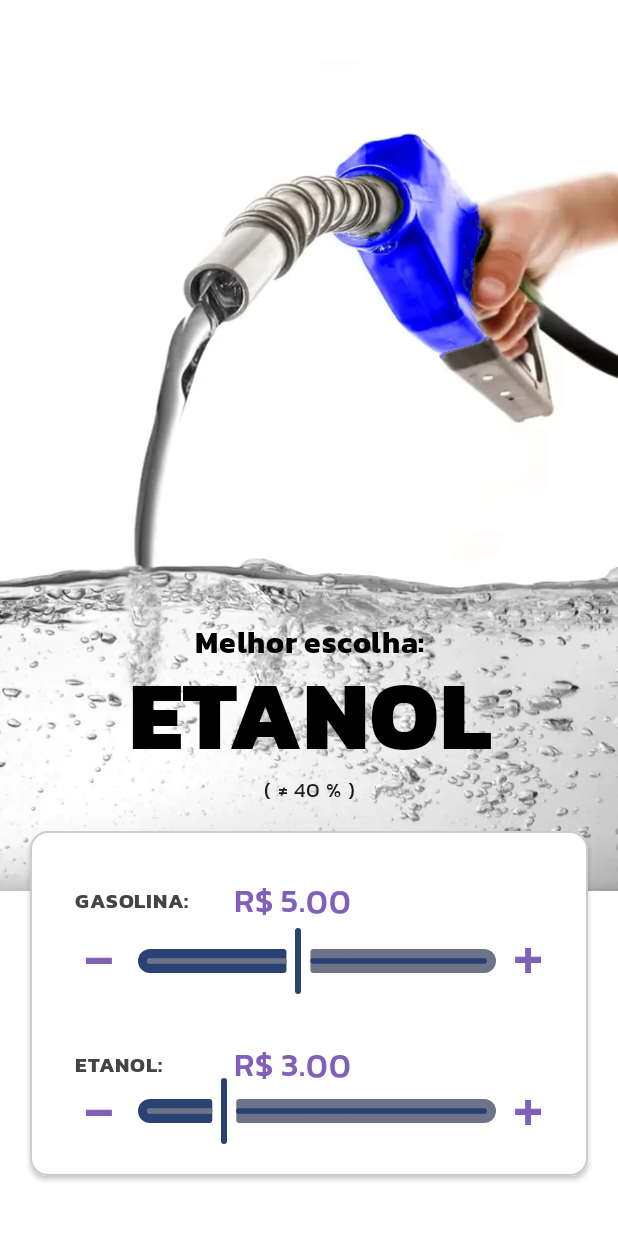
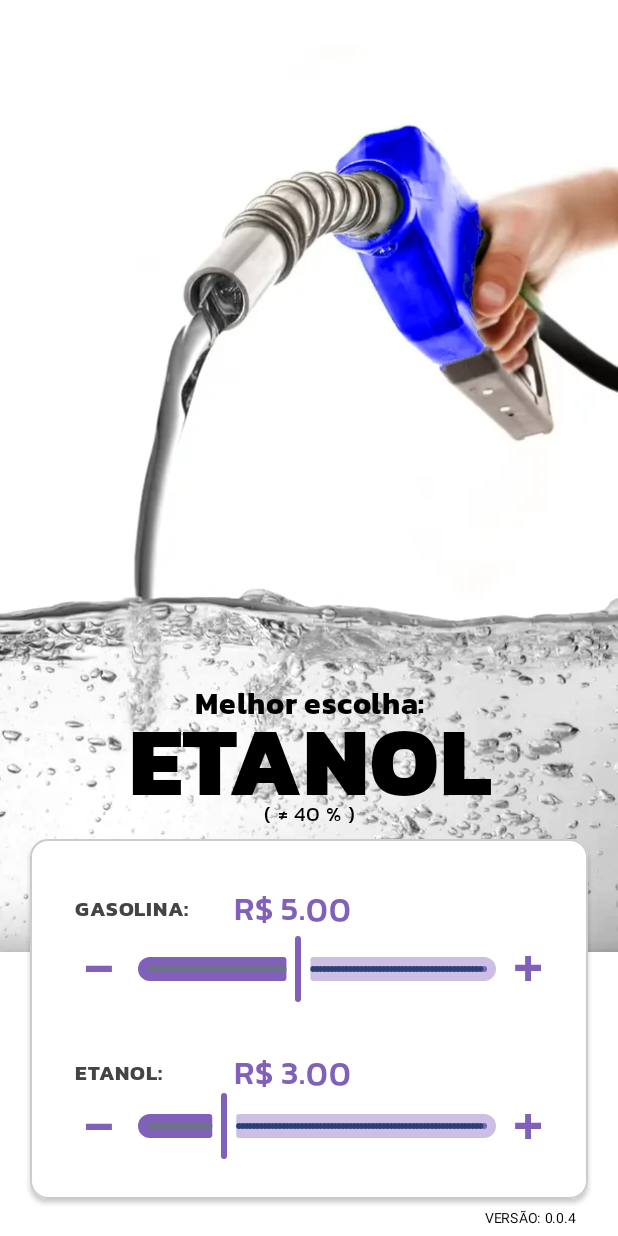
Before and after one commit to fgandraf/app_ethor, an Android app built with Jetpack Compose: the screen it shows after launch (MainActivity), on a phone screen of 412 x 824 dp. Run offline under Robolectric (Android 15) with nearby library versions, the phone set to English and light mode, and no system bars; our stand-ins replace AdMob; 1 statement that could not run was skipped.

Commit message:
feat: version alpha 0.0.4

```diff
--- a/app/build.gradle.kts
+++ b/app/build.gradle.kts
@@ -9,10 +9,10 @@ android {
 
     defaultConfig {
         applicationId = "com.felipegandra.ethor"
-        minSdk = 29
+        minSdk = 22
         targetSdk = 34
-        versionCode = 2
-        versionName = "1.0.1"
+        versionCode = 3
+        versionName = "0.0.4"
 
         testInstrumentationRunner = "androidx.test.runner.AndroidJUnitRunner"
         vectorDrawables {
@@ -38,6 +38,7 @@ android {
     }
     buildFeatures {
         compose = true
+        buildConfig = true
     }
     composeOptions {
         kotlinCompilerExtensionVersion = "1.5.1"
--- /dev/null
+++ b/app/src/main/java/com/felipegandra/ethor/components/Background.kt
@@ -0,0 +1,32 @@
+package com.felipegandra.ethor.components
+
+import androidx.compose.foundation.layout.Box
+import androidx.compose.foundation.layout.fillMaxSize
+import androidx.compose.foundation.layout.padding
+import androidx.compose.runtime.Composable
+import androidx.compose.ui.Modifier
+import androidx.compose.ui.draw.paint
+import androidx.compose.ui.layout.ContentScale
+import androidx.compose.ui.res.painterResource
+import androidx.compose.ui.tooling.preview.Preview
+import androidx.compose.ui.unit.dp
+import com.felipegandra.ethor.R
+
+@Composable
+fun Background(
+    backgroundId : Int,
+    modifier: Modifier = Modifier
+) {
+    Box(
+        modifier = modifier
+            .fillMaxSize()
+            .padding(top = 40.dp)
+            .paint(painterResource(id = backgroundId), contentScale = ContentScale.Crop),
+    )
+}
+
+@Preview(showSystemUi = true, showBackground = true)
+@Composable
+private fun BackgroundPreview() {
+    Background(backgroundId = R.drawable.gasoline)
+}
--- a/app/src/main/java/com/felipegandra/ethor/components/CardSliderComponent.kt
+++ b/app/src/main/java/com/felipegandra/ethor/components/CardSliderComponent.kt
@@ -5,9 +5,7 @@ import androidx.compose.foundation.layout.Arrangement
 import androidx.compose.foundation.layout.Column
 import androidx.compose.foundation.layout.Spacer
 import androidx.compose.foundation.layout.fillMaxSize
-import androidx.compose.foundation.layout.fillMaxWidth
 import androidx.compose.foundation.layout.height
-import androidx.compose.foundation.layout.offset
 import androidx.compose.foundation.layout.padding
 import androidx.compose.material3.Card
 import androidx.compose.material3.CardDefaults
@@ -16,7 +14,6 @@ import androidx.compose.ui.Modifier
 import androidx.compose.ui.graphics.Color
 import androidx.compose.ui.tooling.preview.Preview
 import androidx.compose.ui.unit.dp
-import androidx.compose.ui.zIndex
 
 @Composable
 fun CardSliderComponent(
@@ -29,12 +26,8 @@ fun CardSliderComponent(
 ) {
         Card(
             modifier = modifier
-                .fillMaxWidth()
-                .height(250.dp)
-                .zIndex(2f)
-                .padding(horizontal = 20.dp)
-                .padding(bottom = 20.dp)
-                .offset(y = (-20).dp),
+                .fillMaxSize()
+                .padding(horizontal = 20.dp),
             colors = CardDefaults.cardColors(containerColor = Color.White),
             elevation = CardDefaults.cardElevation(defaultElevation = 2.dp),
             border = BorderStroke(1.dp, Color.LightGray)
@@ -44,7 +37,7 @@ fun CardSliderComponent(
                 modifier = Modifier
                     .fillMaxSize()
                     .padding(20.dp),
-                verticalArrangement = Arrangement.SpaceBetween
+                verticalArrangement = Arrangement.Center
             )
             {
                 SliderComp(text = "GASOLINA:", sliderValue = sliderValueGasoline,
--- a/app/src/main/java/com/felipegandra/ethor/components/ResultComponent.kt
+++ b/app/src/main/java/com/felipegandra/ethor/components/ResultComponent.kt
@@ -1,22 +1,15 @@
 package com.felipegandra.ethor.components
 
-import androidx.compose.foundation.layout.Box
+import androidx.compose.foundation.layout.Arrangement
 import androidx.compose.foundation.layout.Column
-import androidx.compose.foundation.layout.Row
 import androidx.compose.foundation.layout.fillMaxWidth
-import androidx.compose.foundation.layout.height
 import androidx.compose.foundation.layout.offset
-import androidx.compose.foundation.layout.padding
 import androidx.compose.material3.Text
 import androidx.compose.runtime.Composable
-import androidx.compose.ui.Alignment
 import androidx.compose.ui.Modifier
-import androidx.compose.ui.draw.paint
 import androidx.compose.ui.graphics.Color
-import androidx.compose.ui.layout.ContentScale
-import androidx.compose.ui.platform.LocalConfiguration
-import androidx.compose.ui.res.painterResource
 import androidx.compose.ui.text.style.TextAlign
+import androidx.compose.ui.tooling.preview.Preview
 import androidx.compose.ui.unit.dp
 import androidx.compose.ui.unit.sp
 import com.felipegandra.ethor.services.diference
@@ -26,50 +19,40 @@ import com.felipegandra.ethor.ui.theme.KanitRegular
 
 @Composable
 fun ResultComponent(
-    backgroundId : Int,
+    modifier: Modifier = Modifier,
     cardResultFuel: String,
-    coefficient : Float
+    coefficient : Float,
 ) {
-    Box(
-        modifier = Modifier
-            .fillMaxWidth()
-            .height((LocalConfiguration.current.screenHeightDp - 230).dp)
-            .padding(top = 40.dp)
-            .paint(painterResource(id = backgroundId), contentScale = ContentScale.FillBounds),
-        contentAlignment = Alignment.BottomCenter
-    )
-    {
-        Column(modifier = Modifier.padding(bottom = 45.dp))
-        {
-            Row(modifier = Modifier.offset(y = (15).dp)) {
+    Column (modifier = modifier, verticalArrangement = Arrangement.Bottom){
         Text(
+            modifier = Modifier.fillMaxWidth().offset( y= 25.dp),
             color = Color.Black,
             text = "Melhor escolha:",
             fontFamily = KanitBold,
             textAlign = TextAlign.Center,
             fontSize = 20.sp,
-                    modifier = Modifier.fillMaxWidth()
         )
-            }
-            Row {
         Text(
+            modifier = Modifier.fillMaxWidth(),
             color = Color.Black,
             text = cardResultFuel,
             fontFamily = KanitExtraBold,
             textAlign = TextAlign.Center,
             fontSize = 64.sp,
-                    modifier = Modifier.fillMaxWidth()
         )
-            }
-            Row(modifier = Modifier.offset(y = (-10).dp)) {
         Text(
+            modifier = Modifier.fillMaxWidth().offset(y = (-25).dp),
             textAlign = TextAlign.Center,
+            color = Color.Black,
             fontFamily = KanitRegular,
             fontSize = 14.sp,
-                    modifier = Modifier.fillMaxWidth(),
             text = "( ≠ ${diference(coefficient)} )"
         )
     }
 }
+
+@Preview(showSystemUi = true, showBackground = true)
+@Composable
+private fun ResultCompPreview() {
+    ResultComponent(cardResultFuel = "GASOLINA", coefficient = 0.84F)
 }
-}
--- a/app/src/main/java/com/felipegandra/ethor/components/SliderComp.kt
+++ b/app/src/main/java/com/felipegandra/ethor/components/SliderComp.kt
@@ -12,6 +12,7 @@ import androidx.compose.foundation.layout.padding
 import androidx.compose.foundation.layout.size
 import androidx.compose.foundation.layout.width
 import androidx.compose.material3.Slider
+import androidx.compose.material3.SliderDefaults
 import androidx.compose.material3.Text
 import androidx.compose.runtime.Composable
 import androidx.compose.ui.Alignment
@@ -69,8 +70,8 @@ fun SliderComp(
                 .fillMaxWidth(), horizontalArrangement = Arrangement.SpaceBetween, verticalAlignment = Alignment.CenterVertically)
             {
                 Row(modifier = Modifier
-                        .size(width = 50.dp, height = 50.dp)
-                        .clickable { onChange(sliderValue - 0.01f) },
+                    .size(width = 50.dp, height = 50.dp)
+                    .clickable { onChange(sliderValue - 0.01f) },
                     horizontalArrangement = Arrangement.Center
                 ) {
                     Text(
@@ -88,6 +89,11 @@ fun SliderComp(
                     steps = 89,
                     value = sliderValue,
                     onValueChange = onChange,
+                    colors = SliderDefaults.colors(
+                        thumbColor = Color(0xFF8160b9),
+                        activeTrackColor = Color(0xFF8160b9),
+                        inactiveTrackColor = Color(0x668160B9)
+                    )
                 )
                 Row(modifier = Modifier
                     .size(width = 50.dp, height = 50.dp)
--- a/app/src/main/java/com/felipegandra/ethor/screens/HomeScreen.kt
+++ b/app/src/main/java/com/felipegandra/ethor/screens/HomeScreen.kt
@@ -1,7 +1,14 @@
 package com.felipegandra.ethor.screens
 
+import androidx.compose.foundation.background
 import androidx.compose.foundation.layout.Box
+import androidx.compose.foundation.layout.fillMaxHeight
 import androidx.compose.foundation.layout.fillMaxSize
+import androidx.compose.foundation.layout.fillMaxWidth
+import androidx.compose.foundation.layout.height
+import androidx.compose.foundation.layout.offset
+import androidx.compose.foundation.layout.padding
+import androidx.compose.material3.Text
 import androidx.compose.runtime.Composable
 import androidx.compose.runtime.getValue
 import androidx.compose.runtime.mutableFloatStateOf
@@ -11,7 +18,13 @@ import androidx.compose.runtime.remember
 import androidx.compose.runtime.setValue
 import androidx.compose.ui.Alignment
 import androidx.compose.ui.Modifier
+import androidx.compose.ui.graphics.Color
+import androidx.compose.ui.platform.LocalConfiguration
 import androidx.compose.ui.tooling.preview.Preview
+import androidx.compose.ui.unit.dp
+import androidx.compose.ui.unit.sp
+import com.felipegandra.ethor.BuildConfig
+import com.felipegandra.ethor.components.Background
 import com.felipegandra.ethor.components.CardSliderComponent
 import com.felipegandra.ethor.components.ResultComponent
 import com.felipegandra.ethor.services.updateResult
@@ -26,16 +39,41 @@ fun HomeScreen()
     var cardResultFuel by remember { mutableStateOf(updateResult(sliderValueGasoline, sliderValueEthanol).second) }
     var coefficient by remember { mutableFloatStateOf(updateResult(sliderValueGasoline, sliderValueEthanol).first) }
 
-    Box(modifier = Modifier.fillMaxSize())
+    Box(modifier = Modifier
+        .fillMaxSize()
+        .background(Color.White))
     {
-        ResultComponent(
-            backgroundId = background,
-            cardResultFuel = cardResultFuel,
-            coefficient = coefficient )
 
 
-        CardSliderComponent(
-            modifier = Modifier.align(Alignment.BottomCenter),
+        Box(modifier = Modifier
+            .fillMaxWidth()
+            .height((LocalConfiguration.current.screenHeightDp - 200).dp)
+            .align(Alignment.TopCenter)
+        ){
+            Background(
+                backgroundId = background,
+                modifier = Modifier
+                    .fillMaxHeight()
+            )
+
+            ResultComponent(
+                modifier = Modifier
+                    .align(Alignment.BottomCenter)
+                    .offset(y = (-45).dp),
+                cardResultFuel = cardResultFuel,
+                coefficient = coefficient
+            )
+        }
+
+        Box(modifier = Modifier
+            .fillMaxWidth()
+            .height(240.dp)
+            .offset(y = (-25).dp)
+            .align(Alignment.BottomCenter)
+        ){
+            CardSliderComponent(
+                modifier = Modifier
+                    .fillMaxHeight(),
             sliderValueGasoline = sliderValueGasoline,
             sliderValueEthanol = sliderValueEthanol,
             sliderGasolineOnChange = {sliderValueGasoline = it},
@@ -45,7 +83,16 @@ fun HomeScreen()
                 cardResultFuel = updateResult(sliderValueGasoline, sliderValueEthanol).second
                 background = updateResult(sliderValueGasoline, sliderValueEthanol).third
             } )
+        }
 
+
+        Text(modifier = Modifier
+            .align(Alignment.BottomEnd)
+            .padding(end = 28.dp),
+            fontSize = 9.sp,
+            color = Color.Black,
+            text = "VERSÃO: ${BuildConfig.VERSION_NAME}"
+        )
     }
 }
 
--- a/gradle/libs.versions.toml
+++ b/gradle/libs.versions.toml
@@ -1,5 +1,5 @@
 [versions]
-agp = "8.3.0"
+agp = "8.3.1"
 kotlin = "1.9.0"
 coreKtx = "1.12.0"
 junit = "4.13.2"
@@ -7,7 +7,7 @@ junitVersion = "1.1.5"
 espressoCore = "3.5.1"
 lifecycleRuntimeKtx = "2.7.0"
 activityCompose = "1.8.2"
-composeBom = "2024.02.02"
+composeBom = "2024.03.00"
 playServicesAds = "23.0.0"
 
 [libraries]
```
Lines whose indentation alone changed are shown as unchanged.
